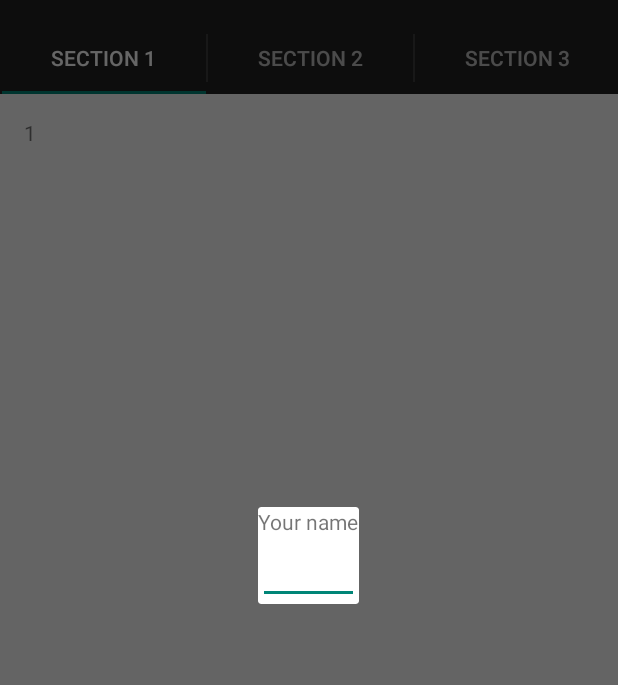
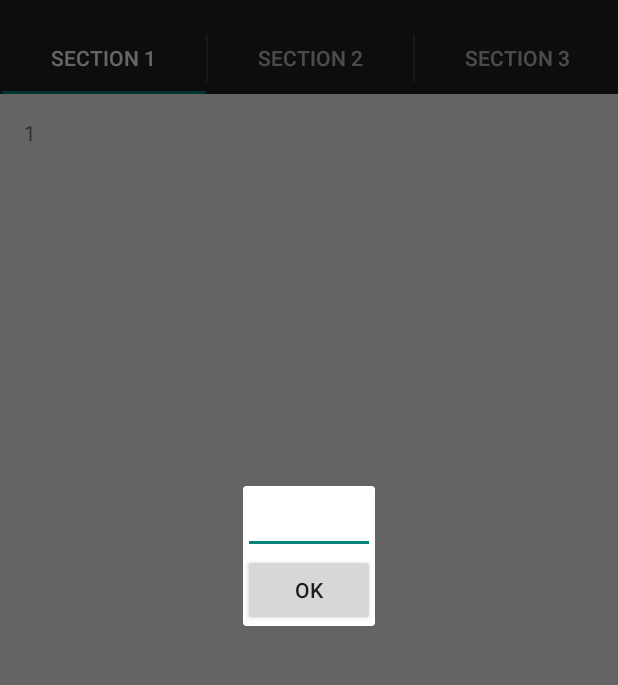
Before and after one commit to barrand/bacon, an Android app: the screen it shows after launch (MainActivity), in the options menu, after a tap on "Set Home SSID", on a phone screen of 412 x 824 dp, the part 62-747 px from its top. Run offline under Robolectric (Android 15) with nearby library versions, the light colour scheme and no system bars.

Commit message:
Got the basic management for SSID names done

```diff
--- a/app/src/main/java/com/barrand/bacon/app/EditNameDialog.java
+++ b/app/src/main/java/com/barrand/bacon/app/EditNameDialog.java
@@ -1,15 +1,21 @@
 package com.barrand.bacon.app;
+import android.content.SharedPreferences;
+import android.graphics.AvoidXfermode;
 import android.os.Bundle;
 import android.support.v4.app.DialogFragment;
 import android.view.LayoutInflater;
 import android.view.View;
 import android.view.ViewGroup;
+import android.widget.Button;
 import android.widget.EditText;
 // ...
 
 public class EditNameDialog extends DialogFragment {
 
     private EditText mEditText;
+    private Button okBtn;
+    public int ssidLocation;
+    public String ssidLabel;
 
     public EditNameDialog() {
         // Empty constructor required for DialogFragment
@@ -20,7 +26,22 @@ public class EditNameDialog extends DialogFragment {
                              Bundle savedInstanceState) {
         View view = inflater.inflate(R.layout.fragment_edit_name, container);
         mEditText = (EditText) view.findViewById(R.id.txt_your_name);
-        getDialog().setTitle("Hello");
+        SharedPreferences sharedPreferences = getActivity().getSharedPreferences(Model.PREFS_NAME,0);
+        mEditText.setText(sharedPreferences.getString(ssidLabel, ""));
+
+
+        getDialog().setTitle("Enter SSID for " + ssidLabel);
+        okBtn = (Button) view.findViewById(R.id.okbtn);
+        okBtn.setOnClickListener(new View.OnClickListener() {
+            @Override
+            public void onClick(View view) {
+                SharedPreferences sp = getActivity().getSharedPreferences(Model.PREFS_NAME, 0);
+                SharedPreferences.Editor editor = sp.edit();
+                editor.putString(ssidLabel, mEditText.getText().toString());
+                editor.commit();
+                dismiss();
+            }
+        });
 
         return view;
     }
--- a/app/src/main/java/com/barrand/bacon/app/MainActivity.java
+++ b/app/src/main/java/com/barrand/bacon/app/MainActivity.java
@@ -32,6 +32,8 @@ public class MainActivity extends ActionBarActivity implements ActionBar.TabList
      */
     SectionsPagerAdapter mSectionsPagerAdapter;
 
+    public static int HOME = 0;
+    public static int WORK = 1;
     /**
      * The {@link ViewPager} that will host the section contents.
      */
@@ -93,16 +95,18 @@ public class MainActivity extends ActionBarActivity implements ActionBar.TabList
         // as you specify a parent activity in AndroidManifest.xml.
         int id = item.getItemId();
         if (id == R.id.action_wifi_home) {
-            showEditDialog();
+            showEditDialog(HOME, "home");
         }else if (id == R.id.action_wifi_work) {
-            return true;
+            showEditDialog(WORK, "work");
         }
         return super.onOptionsItemSelected(item);
     }
 
-    private void showEditDialog() {
+    private void showEditDialog(int ssidLocation, String ssidLabel) {
         FragmentManager fm = getSupportFragmentManager();
         EditNameDialog editNameDialog = new EditNameDialog();
+        editNameDialog.ssidLocation = ssidLocation;
+        editNameDialog.ssidLabel = ssidLabel;
         editNameDialog.show(fm, "fragment_edit_name");
     }
 
--- /dev/null
+++ b/app/src/main/java/com/barrand/bacon/app/Model.java
@@ -0,0 +1,8 @@
+package com.barrand.bacon.app;
+
+/**
+ * Created by bbarr233 on 4/5/14.
+ */
+public class Model {
+    public static String PREFS_NAME = "BaconPrefs";
+}
--- a/app/src/main/res/layout/fragment_edit_name.xml
+++ b/app/src/main/res/layout/fragment_edit_name.xml
@@ -4,9 +4,9 @@
     android:layout_width="wrap_content" android:layout_height="wrap_content"
     android:layout_gravity="center" android:orientation="vertical"  >
 
-    <TextView
-        android:id="@+id/lbl_your_name" android:text="Your name"
-        android:layout_width="wrap_content" android:layout_height="wrap_content" />
+    <!--<TextView-->
+        <!--android:id="@+id/lbl_your_name" android:text="SSID name"-->
+        <!--android:layout_width="wrap_content" android:layout_height="wrap_content" />-->
 
     <EditText
         android:id="@+id/txt_your_name"
@@ -14,4 +14,9 @@
         android:layout_height="wrap_content"
         android:inputType="text"
         android:imeOptions="actionDone" />
+    <Button
+        android:id="@+id/okbtn"
+        android:layout_width="wrap_content"
+        android:layout_height="wrap_content"
+        android:text="OK"/>
 </LinearLayout>
```
